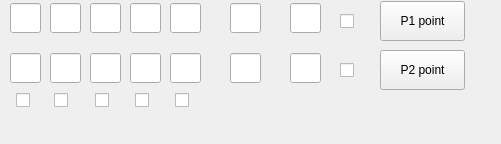
First picture: the form in tennis_test.ui, repository stustustu123/tennis, before the edit.
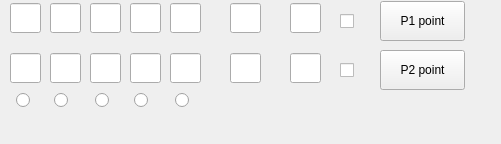
Second picture: the form after the edit.

Commit message: Set up some end of set tests. Still need to implement tie breakers.

```diff
--- a/tennis_test.ui
+++ b/tennis_test.ui
@@ -276,7 +276,7 @@
      </font>
     </property>
    </widget>
-   <widget class="QCheckBox" name="checkBox_set1">
+   <widget class="QRadioButton" name="radioButton_set1">
     <property name="geometry">
      <rect>
       <x>16</x>
@@ -289,7 +289,7 @@
      <string/>
     </property>
    </widget>
-   <widget class="QCheckBox" name="checkBox_set2">
+   <widget class="QRadioButton" name="radioButton_set2">
     <property name="geometry">
      <rect>
       <x>54</x>
@@ -302,7 +302,7 @@
      <string/>
     </property>
    </widget>
-   <widget class="QCheckBox" name="checkBox_set3">
+   <widget class="QRadioButton" name="radioButton_set3">
     <property name="geometry">
      <rect>
       <x>95</x>
@@ -315,10 +315,10 @@
      <string/>
     </property>
    </widget>
-   <widget class="QCheckBox" name="checkBox_set4">
+   <widget class="QRadioButton" name="radioButton_set4">
     <property name="geometry">
      <rect>
-      <x>135</x>
+      <x>134</x>
       <y>90</y>
       <width>21</width>
       <height>21</height>
@@ -328,7 +328,7 @@
      <string/>
     </property>
    </widget>
-   <widget class="QCheckBox" name="checkBox_set5">
+   <widget class="QRadioButton" name="radioButton_set5">
     <property name="geometry">
      <rect>
       <x>175</x>
```
Left out of the diff: 2 changed lines with no effect on the pictures. The commit also changes 3 other files.
